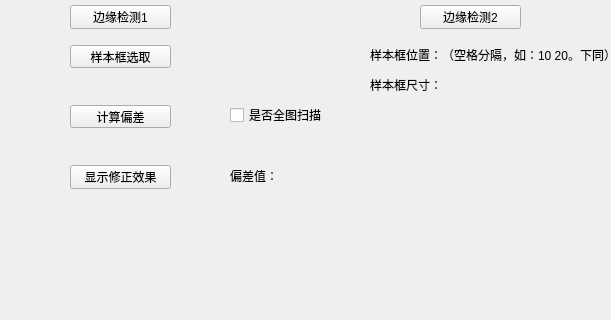
Qt form templatematching.ui (TomoyoNatsume/MultispecProcess) before a commit; both pictures show x 0 to 611 and y 115 to 435 of the 800 by 600 pixel window.
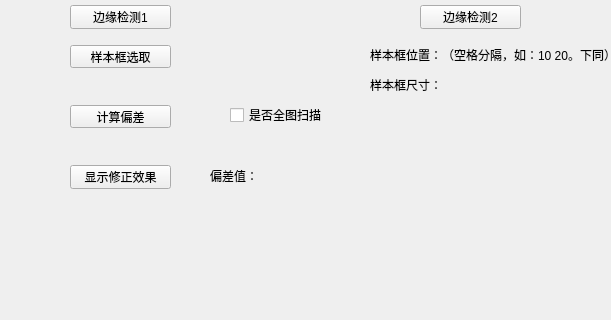
The same form after that commit.

Patch:
```diff
--- a/templatematching.ui
+++ b/templatematching.ui
@@ -43,9 +43,9 @@
    <widget class="QLabel" name="label_1">
     <property name="geometry">
      <rect>
-      <x>230</x>
+      <x>210</x>
       <y>280</y>
-      <width>271</width>
+      <width>61</width>
       <height>21</height>
      </rect>
     </property>
@@ -56,8 +56,8 @@
    <widget class="QLabel" name="label_offset">
     <property name="geometry">
      <rect>
-      <x>150</x>
-      <y>250</y>
+      <x>320</x>
+      <y>280</y>
       <width>211</width>
       <height>21</height>
      </rect>
```
